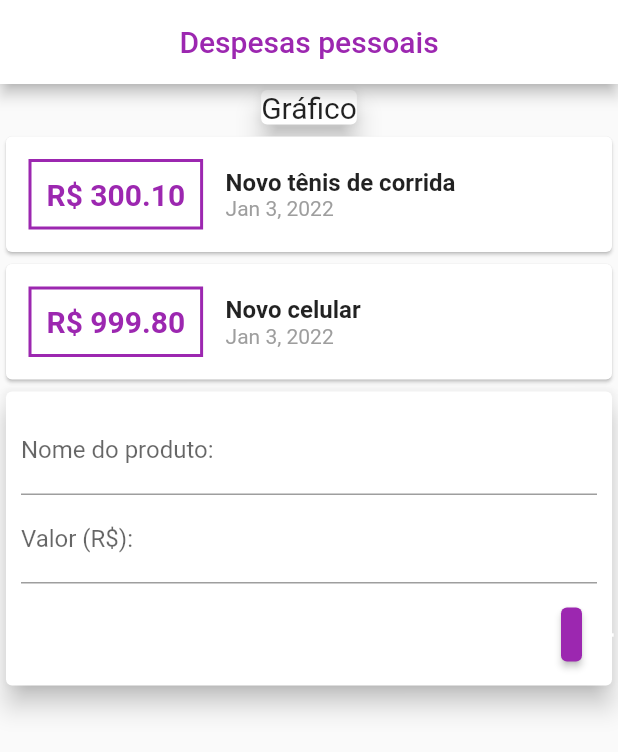
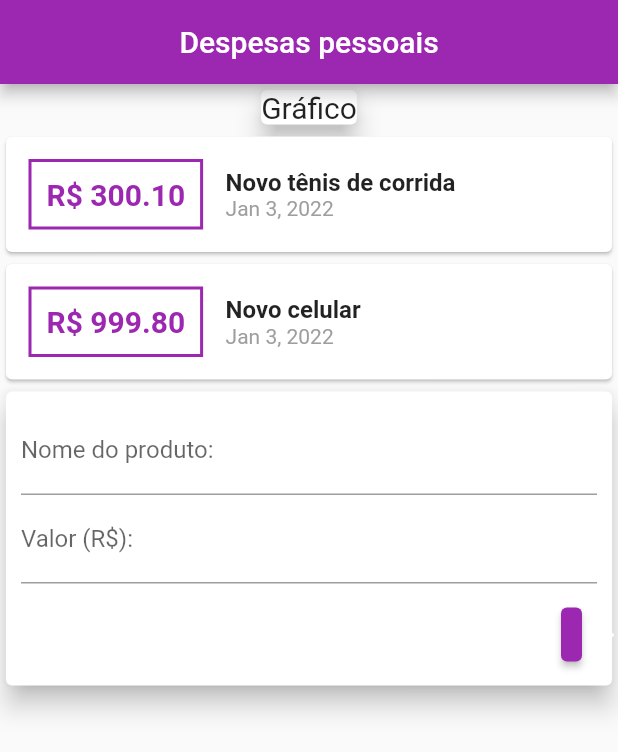
Before and after one commit to e-medeiros1/controle_de_despesas, a Flutter app: the screen it shows after launch, on a phone screen of 412 x 824 dp. Shown: the top 752 px of the screen. Run offline on Flutter 3.47's test engine with Material 2 defaults, Android fonts, the phone set to English and light mode, and no system bars.

Commit message:
Teste no esquema de cores

```diff
--- a/lib/despesas.dart
+++ b/lib/despesas.dart
@@ -15,8 +15,8 @@ class _DespesasState extends State<Despesas> {
   Widget build(BuildContext context) {
     return Scaffold(
         appBar: AppBar(
-          backgroundColor: Colors.white,
-          foregroundColor: Colors.purple,
+          backgroundColor: Colors.purple,
+          foregroundColor: Colors.white,
           title: Center(child: Text('Despesas pessoais')),
         ),
         body: Column(
```
